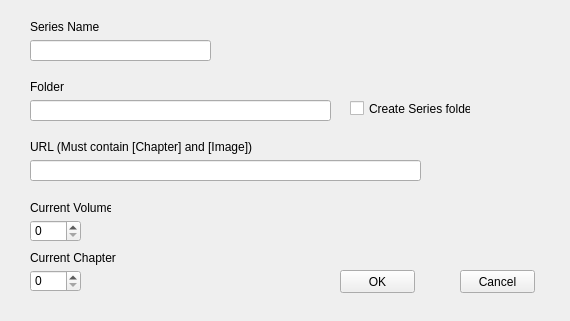
Old version of the form src/add.ui in the repository BadamBoum/GestionScans.
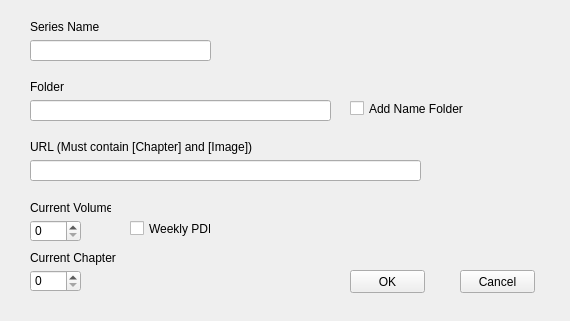
New version of the form.

The edit to the form file:
```diff
--- a/src/add.ui
+++ b/src/add.ui
@@ -99,7 +99,7 @@
   <widget class="QPushButton" name="AddOK">
    <property name="geometry">
     <rect>
-     <x>340</x>
+     <x>350</x>
      <y>270</y>
      <width>75</width>
      <height>23</height>
@@ -167,7 +167,20 @@
     </rect>
    </property>
    <property name="text">
-    <string>Create Series folder</string>
+    <string>Add Name Folder</string>
+   </property>
+  </widget>
+  <widget class="QCheckBox" name="BoxWeeklyPDF">
+   <property name="geometry">
+    <rect>
+     <x>130</x>
+     <y>220</y>
+     <width>81</width>
+     <height>17</height>
+    </rect>
+   </property>
+   <property name="text">
+    <string>Weekly PDF</string>
    </property>
   </widget>
  </widget>
```
